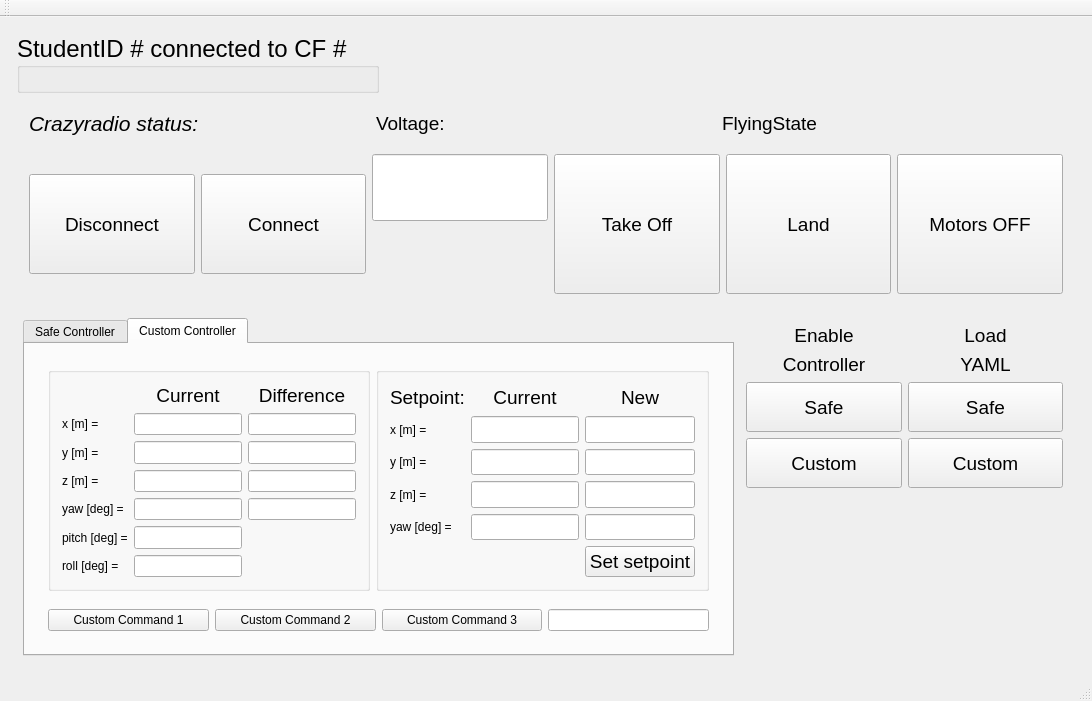
Old version of the form pps_ws/src/d_fall_pps/GUI_Qt/studentGUI/src/MainWindow.ui in the repository alexdidier/rampc-quadrotor.
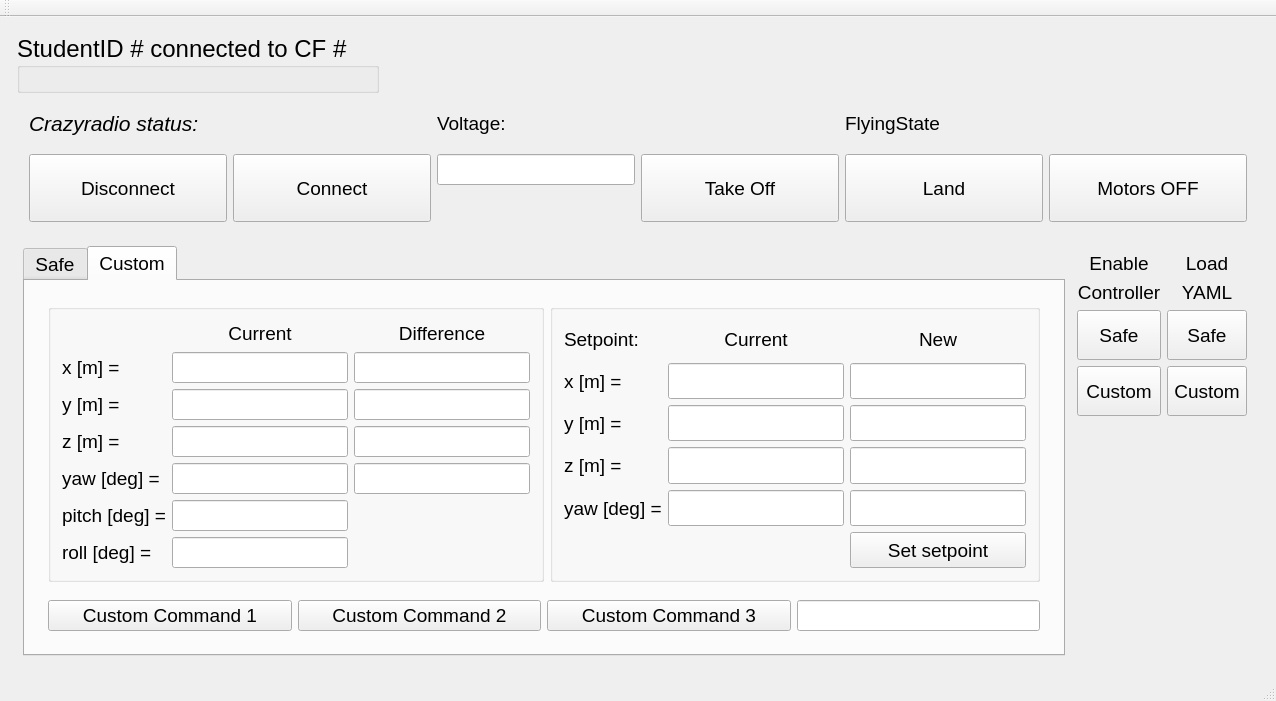
New version of the form. The open tabs and pages were chosen to show the change.

Commit message: Small adjustments to Student GUI

The edit to the form file:
```diff
--- a/pps_ws/src/d_fall_pps/GUI_Qt/studentGUI/src/MainWindow.ui
+++ b/pps_ws/src/d_fall_pps/GUI_Qt/studentGUI/src/MainWindow.ui
@@ -320,12 +320,23 @@
         </property>
         <item>
          <widget class="QTabWidget" name="tabWidget">
+          <property name="font">
+           <font>
+            <pointsize>14</pointsize>
+           </font>
+          </property>
           <property name="currentIndex">
-           <number>1</number>
+           <number>0</number>
+          </property>
+          <property name="usesScrollButtons">
+           <bool>true</bool>
+          </property>
+          <property name="tabsClosable">
+           <bool>false</bool>
           </property>
           <widget class="QWidget" name="tab_3">
            <attribute name="title">
-            <string>Safe Controller</string>
+            <string>Safe</string>
            </attribute>
            <layout class="QGridLayout" name="gridLayout_5">
             <item row="0" column="0">
@@ -829,7 +840,7 @@
           </widget>
           <widget class="QWidget" name="tab_4">
            <attribute name="title">
-            <string>Custom Controller</string>
+            <string>Custom</string>
            </attribute>
            <layout class="QGridLayout" name="gridLayout_9">
             <item row="0" column="0">
@@ -1368,6 +1379,11 @@
                     <verstretch>0</verstretch>
                    </sizepolicy>
                   </property>
+                  <property name="font">
+                   <font>
+                    <pointsize>14</pointsize>
+                   </font>
+                  </property>
                   <property name="text">
                    <string>Custom Command 1</string>
                   </property>
@@ -1381,6 +1397,11 @@
                     <verstretch>0</verstretch>
                    </sizepolicy>
                   </property>
+                  <property name="font">
+                   <font>
+                    <pointsize>14</pointsize>
+                   </font>
+                  </property>
                   <property name="text">
                    <string>Custom Command 2</string>
                   </property>
@@ -1394,13 +1415,24 @@
                     <verstretch>0</verstretch>
                    </sizepolicy>
                   </property>
+                  <property name="font">
+                   <font>
+                    <pointsize>14</pointsize>
+                   </font>
+                  </property>
                   <property name="text">
                    <string>Custom Command 3</string>
                   </property>
                  </widget>
                 </item>
                 <item>
-                 <widget class="QLineEdit" name="custom_command_3"/>
+                 <widget class="QLineEdit" name="custom_command_3">
+                  <property name="font">
+                   <font>
+                    <pointsize>14</pointsize>
+                   </font>
+                  </property>
+                 </widget>
                 </item>
                </layout>
               </item>
```
Left out of the diff: 5 changed lines with no effect on the pictures.
